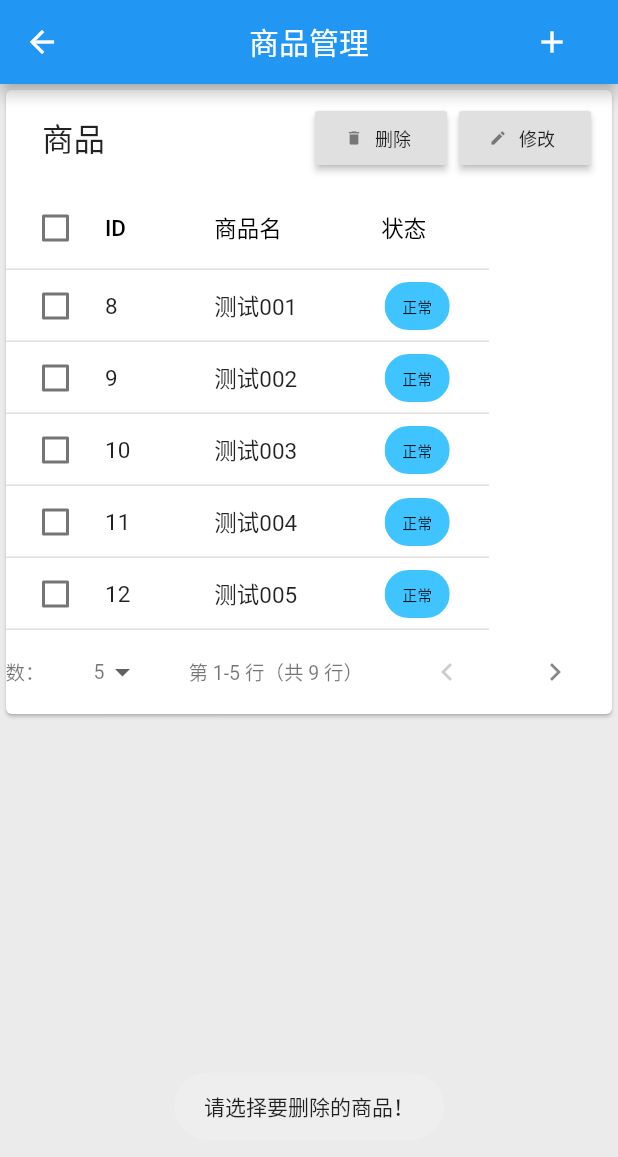
After one commit to jicg/vegeshop, a Flutter app: the GoodManagerPage screen opened directly, after a tap on "删除", on a phone screen of 412 x 824 dp. The commit adds this screen. Shown: the top 1157 px of the screen. Run offline on Flutter 3.47's test engine with Material 2 defaults, Android fonts, the phone set to English and light mode, and no system bars; our stand-ins replace flutter_spinkit, flutter_swiper, fluttertoast, sqflite; missing offline and left inert: simple_permissions; accounts and stored records are empty; network calls fail.

```diff
--- a/lib/model/good.dart
+++ b/lib/model/good.dart
@@ -10,6 +10,24 @@ class Good {
 }
 
 Future<List<Good>> getGoods() async {
+  print("start \n");
+  await new Future.delayed(const Duration(seconds: 1), () => "1");
+  print("end \n");
+  return [
+    new Good(name: "测试001", id: 8, active: true),
+    new Good(name: "测试002", id: 9, active: true),
+    new Good(name: "测试003", id: 10, active: true),
+    new Good(name: "测试004", id: 11, active: true),
+    new Good(name: "测试005", id: 12, active: true),
+    new Good(name: "测试006", id: 13, active: true),
+    new Good(name: "测试007", id: 14, active: true),
+    new Good(name: "测试008", id: 15, active: true),
+    new Good(name: "测试00asdfasfasdfasdfasdfasfasfsafasfasdfasdf8", id: 16, active: true),
+  ];
+//  return await DBHelper.getGoods();
+}
+
+Future<List<Good>> getGoodsByPage(int page) async {
 //  print("start \n");
 //  await new Future.delayed(const Duration(seconds: 1), () => "1");
 //  print("end \n");
--- a/lib/widgets/buyer/buyer.dart
+++ b/lib/widgets/buyer/buyer.dart
@@ -17,4 +17,7 @@ class _BluyerPageState extends State<BluyerPage> {
       centerTitle: true,
     ));
   }
+
+
+
 }
--- a/lib/widgets/comm/uicomm.dart
+++ b/lib/widgets/comm/uicomm.dart
@@ -1,8 +1,9 @@
 import 'package:flutter/material.dart';
 import 'package:flutter_spinkit/flutter_spinkit.dart';
+import 'package:fluttertoast/fluttertoast.dart';
 
 class UIComm {
-  static final loading =  new Center(
+  static final loading = new Center(
     child: new Column(mainAxisAlignment: MainAxisAlignment.center, children: [
       new Column(children: [
 //          new Icon(Icons.airplay),
@@ -10,4 +11,84 @@ class UIComm {
       ]),
     ]),
   );
+
+  static Future<T> goto<T extends Object>(BuildContext context, Widget to) {
+    return Navigator.of(context).push(new MaterialPageRoute<T>(
+      builder: (BuildContext context) {
+        // todo new StorePage(args)
+        return to; //new StorePage(arg);
+      },
+    ));
+  }
+
+  static void showError(String msg) {
+    Fluttertoast.showToast(
+        msg: msg,
+        toastLength: Toast.LENGTH_SHORT,
+        gravity: ToastGravity.BOTTOM,
+        timeInSecForIos: 1,
+        bgcolor: "#fafafa",
+        textcolor: "#ff0000");
+  }
+
+  static void showInfo(String msg) {
+    Fluttertoast.showToast(
+        msg: msg,
+        toastLength: Toast.LENGTH_SHORT,
+        gravity: ToastGravity.BOTTOM,
+        timeInSecForIos: 1,
+        bgcolor: "#fafafa",
+        textcolor: "#000000");
+  }
+
+//
+//  static void goto2(BuildContext context,Widget to) {
+//    Navigator.of(context).push(
+//      new PageRouteBuilder(
+//          pageBuilder:(context, _, __) {
+//      // todo new StorePage(args)
+//      return to; //new StorePage(arg);
+//    },));
+//  }
+//
+//
+//
+//  void _goto(TomBean d) {
+//    Navigator.of(context).push(new PageRouteBuilder(
+//        opaque: true,
+//        pageBuilder: (BuildContext context, _, __) {
+//          // todo new StorePage(args)
+//          return new StorePage(readOnly: widget.readOnly); //new StorePage(arg);
+//        },
+//        transitionsBuilder: (context, animation, __, child) {
+//          return new SlideTransition(
+//            position: new Tween<Offset>(
+//                    begin: const Offset(1.0, 0.0), end: Offset.zero)
+//                .animate(animation),
+//            child: child,
+//          );
+////        }
+//
+////        transitionsBuilder: (
+////          BuildContext context,
+////          Animation<double> animation,
+////          Animation<double> secondaryAnimation,
+////          Widget child,
+////        ) {
+////          return SlideTransition(
+////            position: Tween<Offset>(
+////              begin: const Offset(0.0, 1.0),
+////              end: Offset.zero,
+////            ).animate(animation),
+////            child: SlideTransition(
+////              position: Tween<Offset>(
+////                begin: Offset.zero,
+////                end: const Offset(0.0, 1.0),
+////              ).animate(secondaryAnimation),
+////              child: child,
+////            ),
+////          );
+//        }));
+//  }
+
 }
--- /dev/null
+++ b/lib/widgets/new/goods.dart
@@ -0,0 +1,243 @@
+import 'package:flutter/material.dart';
+import 'package:vegeshop/model/good.dart';
+import 'package:vegeshop/widgets/comm/uicomm.dart';
+
+//import 'package:vegeshop/widgets/new/index.dart';
+import 'package:vegeshop/widgets/new/singlegood.dart';
+
+class GoodManagerPage extends StatefulWidget {
+  @override
+  State<StatefulWidget> createState() {
+    // TODO: implement createState
+    return new _GoodManagerState();
+  }
+}
+
+class _GoodManagerState extends State<GoodManagerPage> {
+  int _defalutRowPageCount = 5;
+
+  bool loading = true;
+
+  GoodsDataSource table = GoodsDataSource();
+
+  List<DataColumn> getColumn() {
+    return [
+      DataColumn(label: Text('ID')),
+      DataColumn(label: Text('商品名')),
+      DataColumn(label: Text('状态')),
+    ];
+  }
+
+  @override
+  void initState() {
+    // TODO: implement initState
+    super.initState();
+    loadData();
+  }
+
+  void loadData() async {
+    await table.loadData();
+    setState(() {
+      loading = false;
+    });
+  }
+
+  void del(BuildContext context) {
+    if (table.goodsSel.length == 0) {
+      UIComm.showError("请选择要删除的商品！");
+      return;
+    }
+
+    showDialog(
+        context: context,
+        builder: (BuildContext context) {
+          return new AlertDialog(
+            title: new Text("删除"),
+            content: new Text(
+              "确定删除？删除后将无法恢复！",
+              style: new TextStyle(color: Colors.red),
+            ),
+            actions: <Widget>[
+              RaisedButton(
+                onPressed: () {
+                  Navigator.pop(context);
+                },
+                child: new Text("取消"),
+              ),
+              RaisedButton(
+                onPressed: () {
+                  Navigator.pop(context, true);
+                },
+                child: new Text("确定"),
+              )
+            ],
+          );
+        }).then((value) {
+      print(value);
+      if (value != null && value) {
+        UIComm.showInfo("删除成功！");
+      }
+    });
+  }
+
+  void edit(BuildContext context) {
+    if (table.goodsSel.length != 1) {
+      UIComm.showError(
+          table.goodsSel.length == 0 ? "请选择要修改的商品" : "只能选择一个要修改的商品！");
+      return;
+    }
+//    var nameController = new TextEditingController(text: "fasdfasd");
+//    var activeController = new TextEditingController(text: "fasdfasd");
+    // nameController.selection(new TextSelection(baseOffset: 0, extentOffset: 4));
+    UIComm.goto(context, new SingleGoodPage(table.goodsSel[0])).then((value) {
+      if (value != null) {
+        table.notifyListeners();
+      }
+    });
+  }
+
+  void add(BuildContext context) {
+    UIComm.goto(context, new SingleGoodPage(null)).then((value) {
+      if (value != null) {
+        table.goods.insert(0, value);
+        table.notifyListeners();
+      }
+    });
+  }
+
+  @override
+  Widget build(BuildContext context) {
+    // TODO: implement build
+    return new Scaffold(
+      appBar: new AppBar(
+          automaticallyImplyLeading: true,
+          centerTitle: true,
+          title: new Text("商品管理"),
+          actions: [
+            new FlatButton(
+                child: new Icon(
+                  Icons.add,
+                  color: Colors.white,
+                ),
+                onPressed: () {
+                  add(context);
+                })
+          ]),
+      body: loading
+          ? UIComm.loading
+          : new SingleChildScrollView(
+              child: new PaginatedDataTable(
+                actions: <Widget>[
+                  new RaisedButton.icon(
+                      label: new Text(
+                        "删除",
+                        style: new TextStyle(fontSize: 12.0),
+                      ),
+                      icon: new Icon(
+                        Icons.delete,
+                        size: 12.0,
+                      ),
+                      onPressed: () {
+                        del(context);
+                      }),
+                  new RaisedButton.icon(
+                      label:
+                          new Text("修改", style: new TextStyle(fontSize: 12.0)),
+                      icon: new Icon(
+                        Icons.edit,
+                        size: 12.0,
+                      ),
+                      onPressed: () {
+                        edit(context);
+                      })
+                ],
+                rowsPerPage: _defalutRowPageCount,
+                onRowsPerPageChanged: (value) {
+                  setState(() {
+                    _defalutRowPageCount = value;
+                  });
+                },
+                initialFirstRowIndex: 0,
+                availableRowsPerPage: [5],
+                onPageChanged: (value) {
+                  print('$value');
+                },
+                onSelectAll: table.selectAll,
+                header: Text('商品'),
+                columns: getColumn(),
+                source: table,
+              ),
+            ),
+    );
+  }
+}
+
+class GoodsDataSource extends DataTableSource {
+  List<Good> goods = [];
+  List<Good> goodsSel = [];
+
+  loadData() async {
+    goods = await getGoods();
+    notifyListeners();
+  }
+
+  @override
+  DataRow getRow(int index) {
+    // TODO: implement getRow
+    var good = goods[index];
+    return DataRow.byIndex(
+        cells: [
+          new DataCell(new Text("${good.id}")),
+          new DataCell(
+            new Container(
+              child: new Text(
+                "${good.name}",
+              ),
+            ),
+          ),
+          new DataCell(new Chip(
+              backgroundColor:
+                  good.active ? Colors.lightBlueAccent : Colors.grey,
+              label: new Text(
+                "${good.active ? '正常' : '作废'}",
+                style: new TextStyle(fontSize: 10.0),
+              ))),
+        ],
+        index: index,
+        selected: goodsSel.contains(good),
+        onSelectChanged: (isSelected) {
+          if (isSelected) {
+            goodsSel.add(good);
+          } else {
+            goodsSel.remove(good);
+          }
+          notifyListeners();
+        });
+  }
+
+  @override
+  void notifyListeners() {
+    super.notifyListeners();
+  } // TODO: implement isRowCountApproximate
+
+  @override
+  bool get isRowCountApproximate => false;
+
+  // TODO: implement rowCount
+  @override
+  int get rowCount => goods.length;
+
+  // TODO: implement selectedRowCount
+  @override
+  int get selectedRowCount => goodsSel.length;
+
+  void selectAll(bool checked) {
+    if (checked) {
+      goodsSel.clear();
+      goodsSel.addAll(goods);
+    } else {
+      goodsSel.clear();
+    }
+    notifyListeners();
+  }
+}
--- a/pubspec.yaml
+++ b/pubspec.yaml
@@ -24,11 +24,15 @@ dependencies:
   simple_permissions: ^0.1.8
   sqflite: ^0.12.0
   flutter_swiper: ^1.1.0
-#  splashscreen: ^1.1.0
+  flutter_webview_plugin: ^0.2.1+2
+  fluttertoast: ^2.0.9
+  flutter_localizations:
+    sdk: flutter
 
 dev_dependencies:
   flutter_test:
     sdk: flutter
+
 
 
 # For information on the generic Dart part of this file, see the
```
Also changed, not shown: lib/main.dart (+15 -3 lines), lib/model/customer.dart (added, +18 -0 lines), lib/widgets/index/history.dart (+17 -17 lines), lib/widgets/index/store.dart (+6 -2 lines), lib/widgets/index/tom.dart (+2 -37 lines), lib/widgets/new/customer.dart (added, +65 -0 lines), lib/widgets/new/index.dart (+35 -8 lines), lib/widgets/new/singlegood.dart (added, +145 -0 lines), 1 other file.
